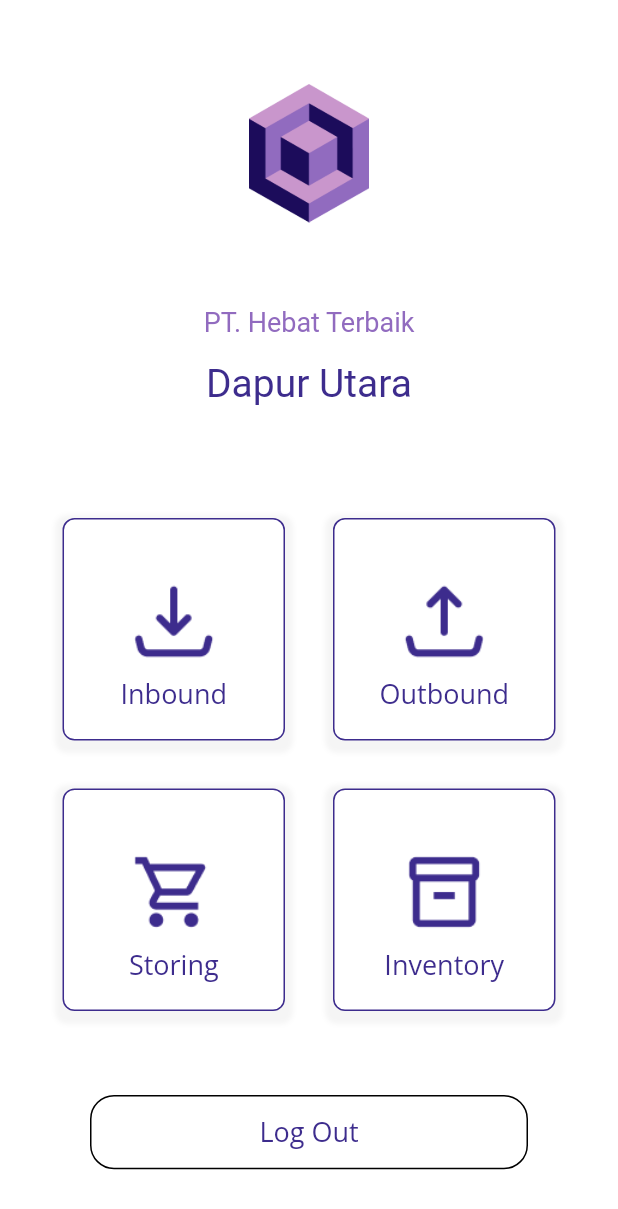
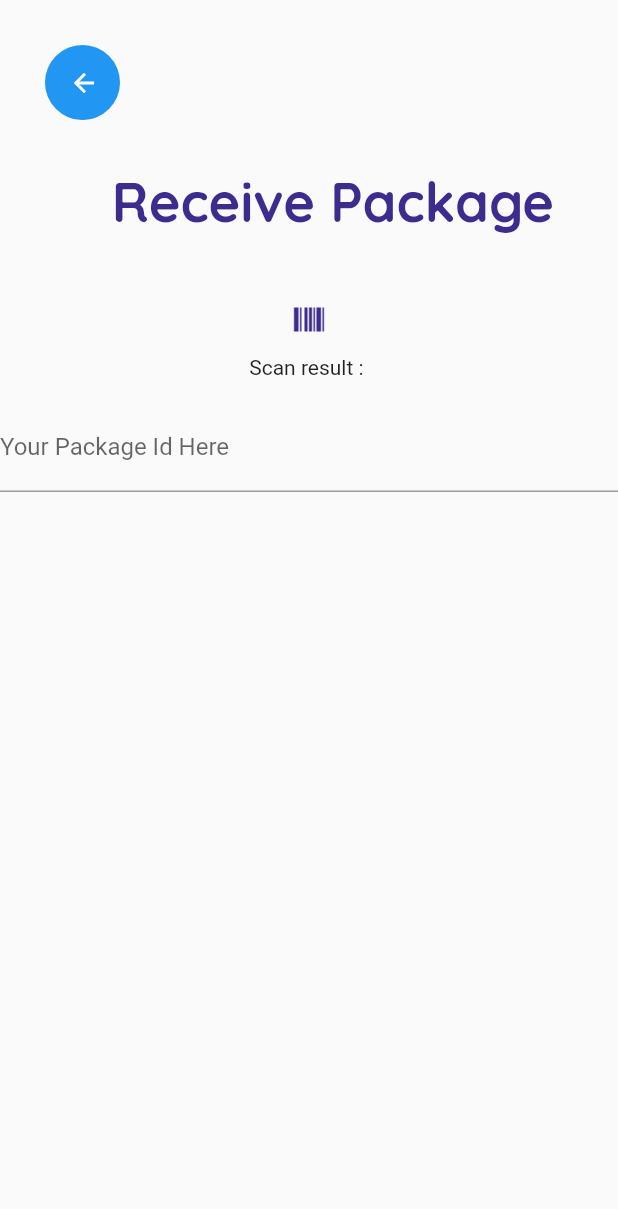
Before and after one commit to MarthinGabriela/flutter-tekmob, a Flutter app: the screen it shows once a user with an empty profile is signed in, after a tap on "Inbound", on a phone screen of 412 x 824 dp. Shown: the top 1209 px of the screen. Run offline on Flutter 3.47's test engine with Material 2 defaults, Android fonts, the light colour scheme and no system bars; our stand-ins replace cloud_firestore, firebase_auth, firebase_core, flutter_spinkit; missing offline and left inert: flutter_barcode_scanner; accounts and stored records are empty; Roboto replaces fonts that are missing (QuickSand).

Commit message:
feat/inbound prototyping and QR scan

```diff
--- a/lib/main.dart
+++ b/lib/main.dart
@@ -23,7 +23,8 @@
         value: AuthService().user,
         catchError: (e, err) => null,
         initialData: null,
-        child: MaterialApp(home: WrapperHome()));
+        child: MaterialApp(
+            home: WrapperHome(), debugShowCheckedModeBanner: false));
   }
 }
 
--- a/lib/screens/home.dart
+++ b/lib/screens/home.dart
@@ -2,6 +2,7 @@ import 'package:flutter/cupertino.dart';
 import 'package:flutter/material.dart';
 import 'package:tekmob/auth/auth.dart';
 import 'package:tekmob/elements/box_events.dart';
+import 'package:tekmob/screens/inbound/inbound_addpackage.dart';
 import 'package:tekmob/screens/outbound/outbound_home.dart';
 import 'package:tekmob/screens/wrapper_home.dart';
 import 'package:tekmob/theme.dart';
@@ -55,7 +56,12 @@ class _HomeState extends State<Home> {
                     Ink(
                       color: Colors.white,
                       child: InkWell(
-                        onTap: () {},
+                        onTap: () {
+                          Navigator.of(context).push(MaterialPageRoute(
+                              builder: (context) => InboundPackage(
+                                    uid: widget.uid,
+                                  )));
+                        },
                         child: BoxEvent(
                             text: "Inbound",
                             iconEvents: Image(
--- /dev/null
+++ b/lib/screens/inbound/inbound_addpackage.dart
@@ -0,0 +1,170 @@
+import 'package:firebase_core/firebase_core.dart';
+import 'package:flutter/cupertino.dart';
+import 'package:flutter/material.dart';
+import 'package:flutter/services.dart';
+import 'package:cloud_firestore/cloud_firestore.dart';
+import 'package:tekmob/auth/auth.dart';
+import 'package:tekmob/elements/button_socmed.dart';
+import 'package:tekmob/theme.dart';
+import 'package:tekmob/elements/button_login_logout.dart';
+import 'package:tekmob/elements/package_card.dart';
+import 'package:tekmob/services/package/packageRepo.dart';
+import 'package:flutter_barcode_scanner/flutter_barcode_scanner.dart';
+import 'package:flutter/services.dart';
+
+class InboundPackage extends StatefulWidget {
+  final String uid;
+
+  const InboundPackage({required this.uid});
+
+  @override
+  _InboundPackageState createState() => _InboundPackageState();
+}
+
+class _InboundPackageState extends State<InboundPackage> {
+  final _formKey = GlobalKey<FormState>();
+  final firestoreInstance = FirebaseFirestore.instance;
+
+  String warehouse = "";
+  String title = "";
+  String description = "";
+  String x = "";
+  String y = "";
+  String z = "";
+  String ean_id = "";
+  String qty = "";
+  String itemError = "You haven't add any item yet";
+  bool errorSwitch = false;
+
+  String _scanQR = '';
+
+  List<PackageRepo> packageList = [];
+  List<PackageRepo> itemBaruList = [];
+  String itemName = "";
+
+  Future<void> startBarcodeScanStream() async {
+    FlutterBarcodeScanner.getBarcodeStreamReceiver(
+            '#ff6666', 'Cancel', true, ScanMode.BARCODE)!
+        .listen((barcode) => print(barcode));
+  }
+
+  Future<void> scanQR() async {
+    String barcodeScanRes;
+    try {
+      barcodeScanRes = await FlutterBarcodeScanner.scanBarcode(
+          '#ff6666', 'Cancel', true, ScanMode.QR);
+      print(barcodeScanRes);
+    } on PlatformException {
+      barcodeScanRes = 'Failed to get platform version.';
+    }
+
+    if (!mounted) return;
+
+    setState(() {
+      _scanQR = barcodeScanRes;
+    });
+  }
+
+  Future<void> scanBarcodeNormal() async {
+    String barcodeScanRes;
+    try {
+      barcodeScanRes = await FlutterBarcodeScanner.scanBarcode(
+          '#ff6666', 'Cancel', true, ScanMode.BARCODE);
+      print(barcodeScanRes);
+    } on PlatformException {
+      barcodeScanRes = 'Failed to get platform version.';
+    }
+
+    if (!mounted) return;
+
+    setState(() {
+      ean_id = barcodeScanRes;
+    });
+  }
+
+  Future<bool> checkIfDocExists(String docId) async {
+    try {
+      // Get reference to Firestore collection
+      var collectionRef = FirebaseFirestore.instance
+          .collection('companies')
+          .doc("KQHwcd4s2YAjlH0MgZhu")
+          .collection('products');
+
+      var doc = await collectionRef.doc(docId).get();
+      if (doc.exists) itemName = doc['name'];
+      return doc.exists;
+    } catch (e) {
+      throw e;
+    }
+  }
+
+  @override
+  Widget build(BuildContext context) {
+    return Container(
+      child: Scaffold(
+        body: SafeArea(
+            child: SingleChildScrollView(
+          child: Column(
+            crossAxisAlignment: CrossAxisAlignment.start,
+            children: [
+              Container(
+                margin: EdgeInsets.fromLTRB(30, 30, 0, 0),
+                child: ClipRRect(
+                  borderRadius: BorderRadius.circular(120),
+                  child: SizedBox(
+                    width: 50,
+                    height: 50,
+                    child: ElevatedButton(
+                      child: Icon(
+                        Icons.arrow_back,
+                        size: 20,
+                      ),
+                      onPressed: () {
+                        Navigator.pop(context, " cancel");
+                      },
+                    ),
+                  ),
+                ),
+              ),
+              SizedBox(
+                height: 32,
+              ),
+              Center(
+                child: Column(children: [
+                  Container(
+                    /*
+                @TODO
+                @irhamzh should revised the receiving package and what in store
+                */
+                    margin: EdgeInsets.fromLTRB(32, 0, 0, 0),
+                    child: Text("Receive Package",
+                        style: header_3.copyWith(
+                            color: purpleDark, fontFamily: 'QuickSand')),
+                  ),
+                  SizedBox(
+                    height: 32,
+                  ),
+                  IconButton(
+                    // @irhamzh should assign assets
+                    icon: Image.asset('assets/barcode_icon.png'),
+                    iconSize: 16,
+                    onPressed: () async {
+                      await scanQR();
+                    },
+                  ),
+                  Text('Scan result : $_scanQR\n'),
+                  TextFormField(
+                    initialValue: _scanQR,
+                    decoration: const InputDecoration(
+                        border: UnderlineInputBorder(),
+                        labelText: 'Your Package Id Here'),
+                  ),
+                ]),
+              )
+            ],
+          ),
+        )),
+      ),
+    );
+  }
+}
--- a/lib/screens/outbound/outbound_home.dart
+++ b/lib/screens/outbound/outbound_home.dart
@@ -11,6 +11,7 @@ import 'package:tekmob/elements/button_login_logout.dart';
 import 'package:tekmob/screens/outbound/outbound_addpackage.dart';
 import 'package:tekmob/services/package/packageListRepo.dart';
 import 'package:tekmob/services/package/packageRepo.dart';
+import 'package:tekmob/screens/inbound/inbound_addpackage.dart';
 
 class OutboundHome extends StatefulWidget {
   final String uid;
```
